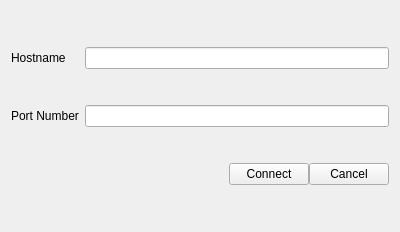
This is qt/connect_window.ui in Devanand-Sharma/network_project as Qt 5 draws it before an edit. The edited form follows.
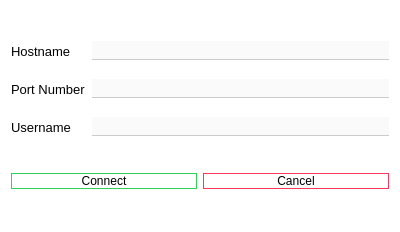
This is the edited form.

Commit message: Update connection window UI

Patch:
```diff
--- a/qt/connect_window.ui
+++ b/qt/connect_window.ui
@@ -11,64 +11,161 @@
    </rect>
   </property>
   <property name="windowTitle">
-   <string>Connect</string>
+   <string>QtChat - Connect</string>
+  </property>
+  <property name="styleSheet">
+   <string notr="true">background: #fff;</string>
   </property>
   <layout class="QVBoxLayout" name="verticalLayout">
    <item>
     <layout class="QGridLayout" name="gridLayout">
      <property name="verticalSpacing">
-      <number>36</number>
+      <number>18</number>
      </property>
-     <item row="0" column="0">
-      <widget class="QLabel" name="label">
-       <property name="text">
-        <string>Hostname</string>
-       </property>
-      </widget>
-     </item>
-     <item row="0" column="1">
-      <widget class="QLineEdit" name="hostname"/>
-     </item>
-     <item row="1" column="1">
-      <widget class="QLineEdit" name="port"/>
-     </item>
      <item row="1" column="0">
       <widget class="QLabel" name="label_2">
+       <property name="font">
+        <font>
+         <pointsize>10</pointsize>
+        </font>
+       </property>
        <property name="text">
         <string>Port Number</string>
        </property>
       </widget>
      </item>
+     <item row="1" column="1">
+      <widget class="QLineEdit" name="port">
+       <property name="font">
+        <font>
+         <pointsize>10</pointsize>
+        </font>
+       </property>
+       <property name="styleSheet">
+        <string notr="true">#port {
+	background-color: #fafafa;
+	border: 1px solid transparent;
+	border-bottom-color: #ccc;
+	padding: .2em;
+	margin-bottom: 1px;
+}
+#port:focus {
+	border-bottom-color: #64d2ff;
+	border-width: 2px;
+}</string>
+       </property>
+      </widget>
+     </item>
      <item row="2" column="1">
-      <layout class="QHBoxLayout" name="horizontalLayout_2">
-       <item>
-        <spacer name="horizontalSpacer">
-         <property name="orientation">
-          <enum>Qt::Horizontal</enum>
-         </property>
-         <property name="sizeHint" stdset="0">
-          <size>
-           <width>40</width>
-           <height>20</height>
-          </size>
-         </property>
-        </spacer>
-       </item>
-       <item>
-        <widget class="QPushButton" name="connect">
-         <property name="text">
-          <string>Connect</string>
-         </property>
-        </widget>
-       </item>
-       <item>
-        <widget class="QPushButton" name="cancel">
-         <property name="text">
-          <string>Cancel</string>
-         </property>
-        </widget>
-       </item>
-      </layout>
+      <widget class="QLineEdit" name="username">
+       <property name="font">
+        <font>
+         <pointsize>10</pointsize>
+        </font>
+       </property>
+       <property name="styleSheet">
+        <string notr="true">#username {
+	background-color: #fafafa;
+	border: 1px solid transparent;
+	border-bottom-color: #ccc;
+	padding: .2em;
+	margin-bottom: 1px;
+}
+#username:focus {
+	border-bottom-color: #64d2ff;
+	border-width: 2px;
+}</string>
+       </property>
+      </widget>
+     </item>
+     <item row="2" column="0">
+      <widget class="QLabel" name="label_3">
+       <property name="font">
+        <font>
+         <pointsize>10</pointsize>
+        </font>
+       </property>
+       <property name="text">
+        <string>Username</string>
+       </property>
+      </widget>
+     </item>
+     <item row="0" column="1">
+      <widget class="QLineEdit" name="hostname">
+       <property name="font">
+        <font>
+         <pointsize>10</pointsize>
+        </font>
+       </property>
+       <property name="styleSheet">
+        <string notr="true">#hostname {
+	background-color: #fafafa;
+	border: 1px solid transparent;
+	border-bottom-color: #ccc;
+	padding: .2em;
+	margin-bottom: 1px;
+}
+#hostname:focus {
+	border-bottom-color: #64d2ff;
+	border-width: 2px;
+}</string>
+       </property>
+      </widget>
+     </item>
+     <item row="0" column="0">
+      <widget class="QLabel" name="label">
+       <property name="font">
+        <font>
+         <pointsize>10</pointsize>
+        </font>
+       </property>
+       <property name="text">
+        <string>Hostname</string>
+       </property>
+      </widget>
+     </item>
+    </layout>
+   </item>
+   <item>
+    <layout class="QHBoxLayout" name="horizontalLayout">
+     <item>
+      <widget class="QPushButton" name="connect">
+       <property name="styleSheet">
+        <string notr="true">#connect {
+	border: 1px solid #30d158;
+	border-radius: .3em;
+	padding: .2em .5em;
+	min-width: 4em;
+}
+#connect:hover {
+	background-color: #30d158;
+	color: #fff;
+}</string>
+       </property>
+       <property name="text">
+        <string>Connect</string>
+       </property>
+      </widget>
+     </item>
+     <item>
+      <widget class="QPushButton" name="cancel">
+       <property name="styleSheet">
+        <string notr="true">#cancel {
+	border: 1px solid #ff375f;
+	border-radius: .3em;
+	padding: .2em .5em;
+	min-width: 4em;
+}
+#cancel:hover {
+	background-color: #ff375f;
+	color: #fff;
+	padding-left: 0;
+}</string>
+       </property>
+       <property name="text">
+        <string>Cancel</string>
+       </property>
+      </widget>
      </item>
     </layout>
    </item>
```
